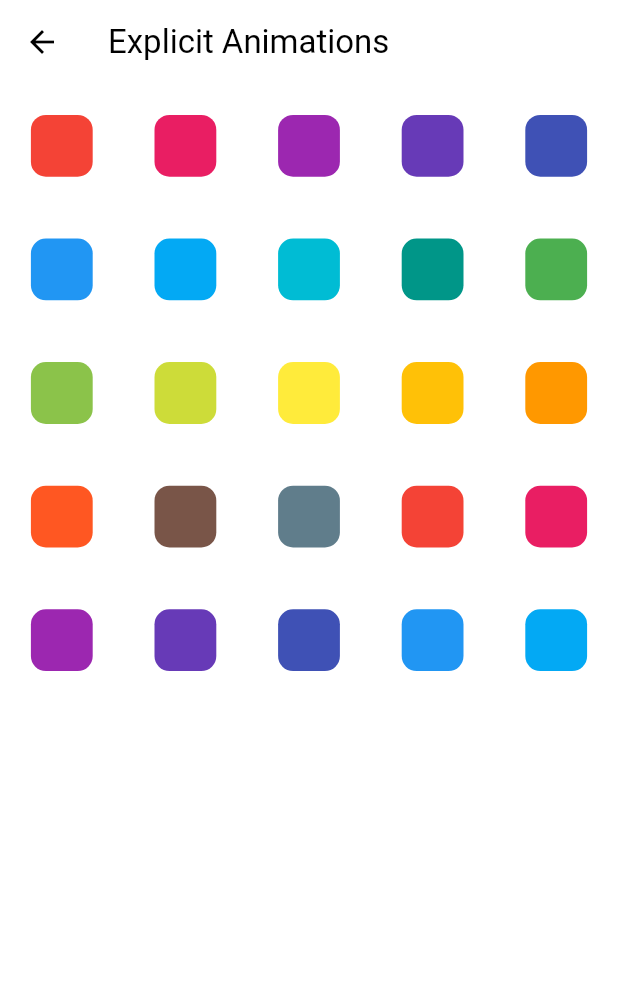
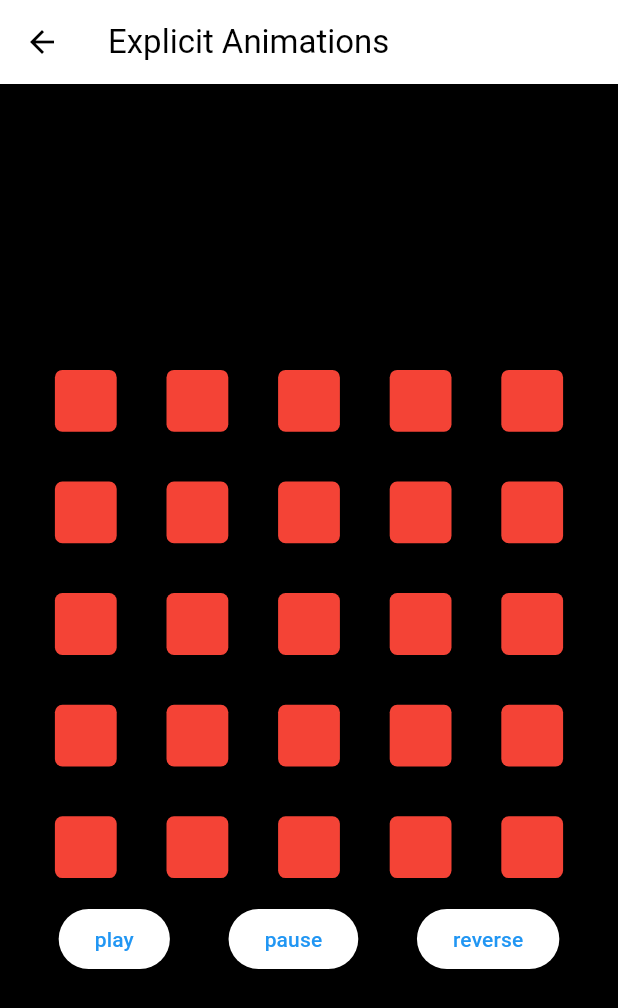
Before and after one commit to lips85/hary_animation, a Flutter app: the ExplicitAnimationScreen screen opened directly, on a phone screen of 412 x 824 dp. Shown: the top 1008 px of the screen. Run offline on Flutter 3.47's test engine with Material 3 defaults, Android fonts, the phone set to English and light mode, and no system bars.

Commit message:
실패...

```diff
--- a/lib/features/00_menu_screen.dart/menu_screen.dart
+++ b/lib/features/00_menu_screen.dart/menu_screen.dart
@@ -1,5 +1,6 @@
 import 'package:flutter/material.dart';
 import 'package:hary_animation/features/01_implicit_animations/implicit_animations_screen.dart';
+
 import 'package:hary_animation/features/02_explicit_animation/explicit_animation_screen.dart';
 
 class MenuScreen extends StatelessWidget {
@@ -36,7 +37,7 @@ class MenuScreen extends StatelessWidget {
               child: const Text(
                 "Explicit Animations",
               ),
-            )
+            ),
           ],
         ),
       ),
--- a/lib/features/02_explicit_animation/explicit_animation_screen.dart
+++ b/lib/features/02_explicit_animation/explicit_animation_screen.dart
@@ -13,6 +13,8 @@ class _ExplicitAnimationScreenState extends State<ExplicitAnimationScreen>
     with SingleTickerProviderStateMixin {
   late final AnimationController _animationController = AnimationController(
     vsync: this,
+    duration: const Duration(seconds: 5),
+    reverseDuration: const Duration(seconds: 2),
   );
 
   void _play() {
@@ -27,37 +29,96 @@ class _ExplicitAnimationScreenState extends State<ExplicitAnimationScreen>
     _animationController.reverse();
   }
 
+  late final Animation<Decoration> _decoration = DecorationTween(
+    begin: BoxDecoration(
+      color: Colors.red,
+      borderRadius: BorderRadius.circular(5),
+    ),
+    end: BoxDecoration(
+      color: Colors.black,
+      borderRadius: BorderRadius.circular(5),
+    ),
+  ).animate(_curve);
+
+  late final Animation<double> _rotation = Tween(
+    begin: 0.0,
+    end: 2.0,
+  ).animate(_curve);
+
+  late final Animation<double> _scale = Tween(
+    begin: 1.0,
+    end: 1.1,
+  ).animate(_curve);
+
+  late final Animation<Offset> _position = Tween(
+    begin: Offset.zero,
+    end: const Offset(0, -0.2),
+  ).animate(_curve);
+
+  late final CurvedAnimation _curve = CurvedAnimation(
+    parent: _animationController,
+    curve: Curves.elasticOut,
+    reverseCurve: Curves.bounceIn,
+  );
+
   @override
   Widget build(BuildContext context) {
+    final screenSize = MediaQuery.of(context).size;
     return Scaffold(
-      backgroundColor: Colors.white,
+      backgroundColor: Colors.black,
       appBar: AppBar(
         title: const Text("Explicit Animations"),
       ),
       body: Column(
+        mainAxisAlignment: MainAxisAlignment.center,
         children: [
-          Expanded(
+          Padding(
+            padding: const EdgeInsets.symmetric(horizontal: 20),
             child: GridView.builder(
+              shrinkWrap: true,
               gridDelegate: const SliverGridDelegateWithFixedCrossAxisCount(
                 crossAxisCount: 5,
               ),
               itemCount: 25,
               itemBuilder: (BuildContext context, int index) {
                 return Center(
-                  child: AnimatedContainer(
-                    width: MediaQuery.of(context).size.width * 0.1,
-                    height: MediaQuery.of(context).size.width * 0.1,
-                    duration: const Duration(seconds: 1),
-                    curve: Curves.easeInOut,
-                    decoration: BoxDecoration(
-                      color: Colors.primaries[index % Colors.primaries.length],
-                      borderRadius: BorderRadius.circular(10),
+                  child: SlideTransition(
+                    position: _position,
+                    child: ScaleTransition(
+                      scale: _scale,
+                      child: RotationTransition(
+                        turns: _rotation,
+                        child: DecoratedBoxTransition(
+                          decoration: _decoration,
+                          child: SizedBox(
+                            width: screenSize.width * 0.1,
+                            height: screenSize.width * 0.1,
+                          ),
+                        ),
+                      ),
                     ),
                   ),
                 );
               },
             ),
           ),
+          Row(
+            mainAxisAlignment: MainAxisAlignment.spaceEvenly,
+            children: [
+              ElevatedButton(
+                onPressed: _play,
+                child: const Text("play"),
+              ),
+              ElevatedButton(
+                onPressed: _pause,
+                child: const Text("pause"),
+              ),
+              ElevatedButton(
+                onPressed: _reverse,
+                child: const Text("reverse"),
+              ),
+            ],
+          ),
         ],
       ),
     );
```
